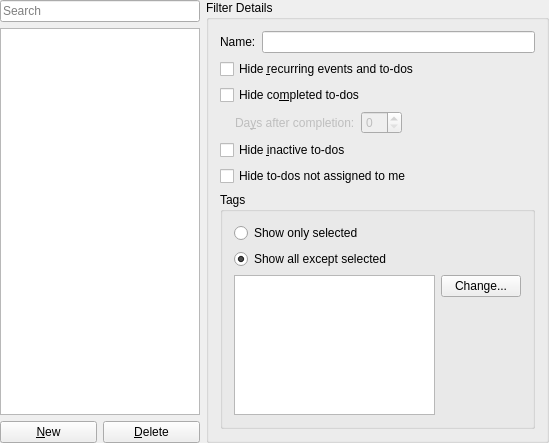
KDE/korganizer, file src/ui/filteredit_base.ui: the form before one commit.
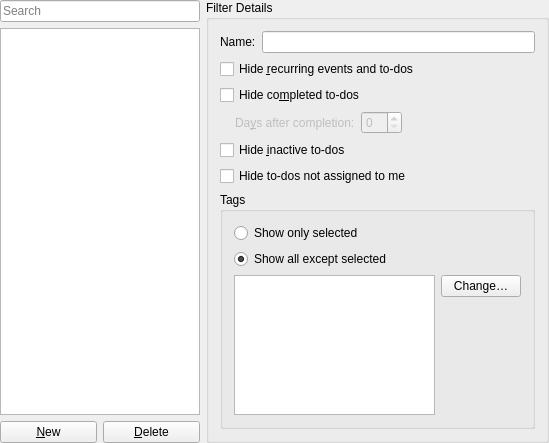
The form after the commit. Custom widgets are drawn as their Qt base class.

Patch:
```diff
--- a/src/ui/filteredit_base.ui
+++ b/src/ui/filteredit_base.ui
@@ -298,7 +298,7 @@
            <item row="2" column="1">
             <widget class="QPushButton" name="mCatEditButton">
              <property name="text">
-              <string>Change...</string>
+              <string>Change…</string>
              </property>
              <property name="shortcut">
               <string/>
```
